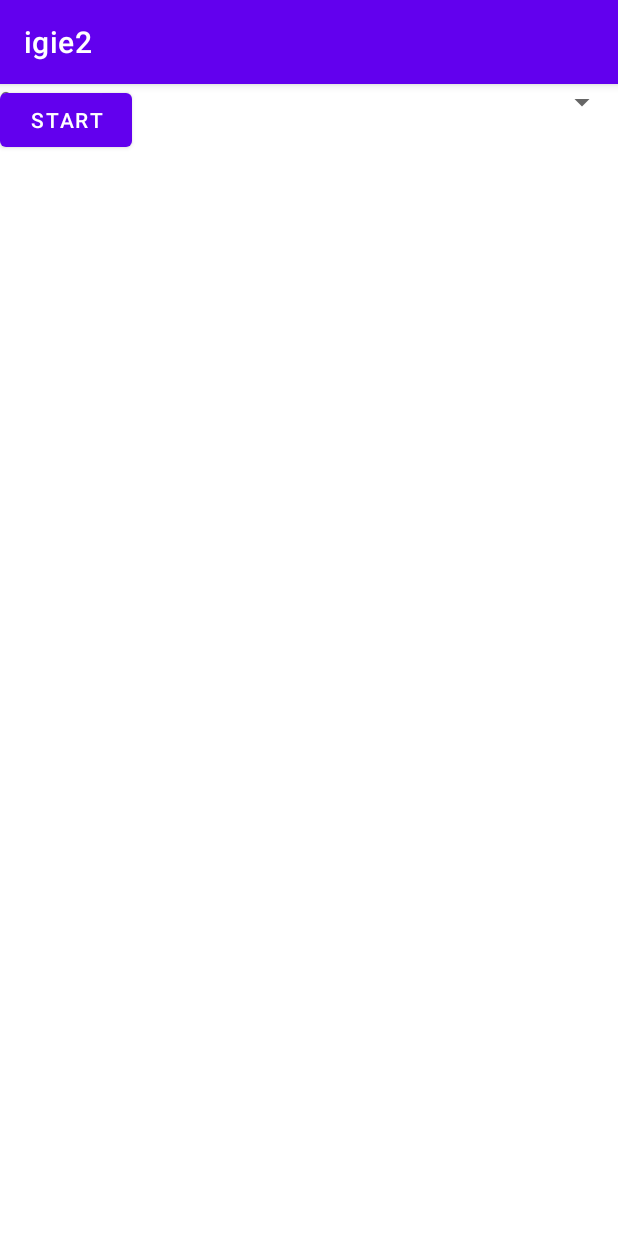
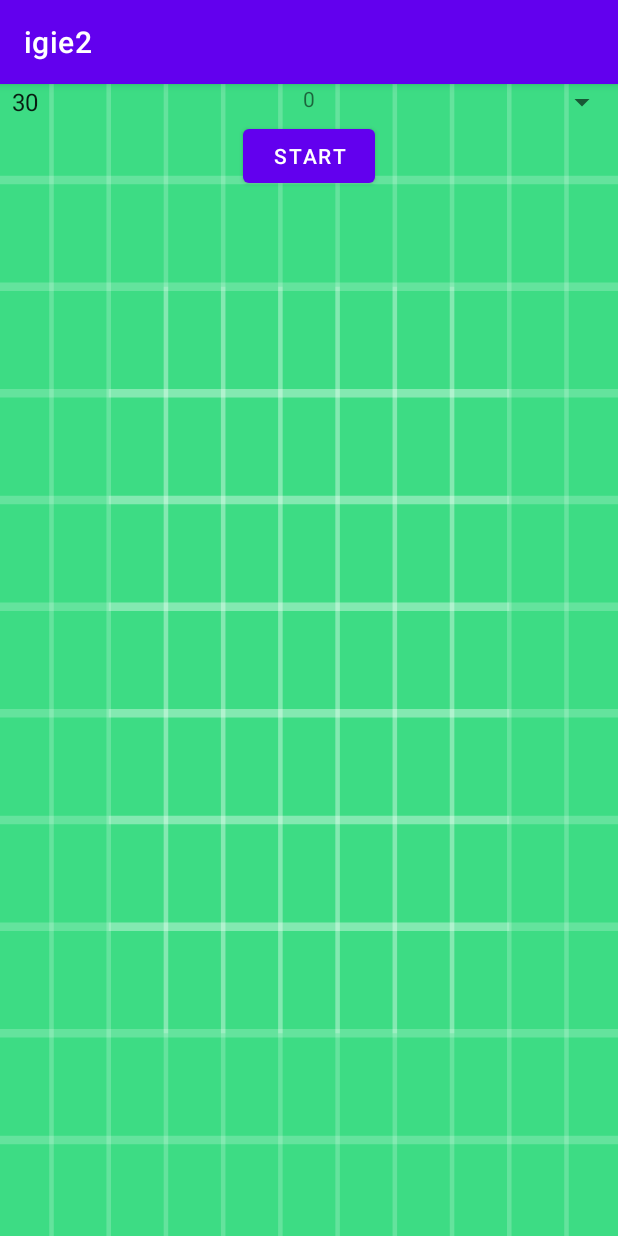
Before and after one commit to fatihstudent41/androidTest, an Android app: the screen it shows after launch (MainActivity), on a phone screen of 412 x 824 dp. Run offline under Robolectric (Android 15) with nearby library versions, the phone set to English and light mode, and no system bars.

Commit message:
after background

```diff
--- a/app/src/main/java/com/example/igie2/MainActivity.kt
+++ b/app/src/main/java/com/example/igie2/MainActivity.kt
@@ -33,10 +33,11 @@ class MainActivity : AppCompatActivity() {
         while (count >= 0) {
             timerLabel.text = count.toString()
             if (count == 0) {
-                val mediaPlayer = MediaPlayer.create(this, R.raw.sound_file)
+                val mediaPlayer = MediaPlayer.create(this, R.raw.warning_sound)
                 mediaPlayer.start()
             }
             count--
+            print(count)
             Thread.sleep(1000)
         }
     }
--- a/app/src/main/res/layout/activity_main.xml
+++ b/app/src/main/res/layout/activity_main.xml
@@ -1,33 +1,49 @@
 <?xml version="1.0" encoding="utf-8"?>
-<androidx.constraintlayout.widget.ConstraintLayout xmlns:android="http://schemas.android.com/apk/res/android"
+<androidx.constraintlayout.widget.ConstraintLayout
+    xmlns:android="http://schemas.android.com/apk/res/android"
     xmlns:app="http://schemas.android.com/apk/res-auto"
     xmlns:tools="http://schemas.android.com/tools"
     android:layout_width="match_parent"
     android:layout_height="match_parent"
+    android:background="@drawable/ic_launcher_background"
     tools:context=".MainActivity">
 
     <Spinner
         android:id="@+id/spinner"
-        android:layout_width="match_parent"
+        android:layout_width="0dp"
         android:layout_height="wrap_content"
         android:entries="@array/timer_values"
-        tools:layout_editor_absoluteX="0dp"
-        tools:layout_editor_absoluteY="5dp" />
+        app:layout_constraintStart_toStartOf="parent"
+        app:layout_constraintEnd_toEndOf="parent"
+        app:layout_constraintTop_toTopOf="parent"
+        app:layout_constraintBottom_toTopOf="@+id/start_button"
+        app:layout_constraintVertical_chainStyle="packed"
+        app:layout_constraintHorizontal_bias="0.5"
+        />
 
     <Button
         android:id="@+id/start_button"
         android:layout_width="wrap_content"
         android:layout_height="wrap_content"
         android:text="Start"
-        tools:layout_editor_absoluteX="0dp"
-        tools:layout_editor_absoluteY="102dp" />
+        app:layout_constraintStart_toStartOf="parent"
+        app:layout_constraintEnd_toEndOf="parent"
+        app:layout_constraintBottom_toTopOf="@+id/timer_label"
+        app:layout_constraintVertical_chainStyle="packed"
+        app:layout_constraintHorizontal_bias="0.5"
+        />
 
     <TextView
         android:id="@+id/timer_label"
         android:layout_width="wrap_content"
         android:layout_height="wrap_content"
         android:text="0"
-        tools:layout_editor_absoluteX="157dp"
-        tools:layout_editor_absoluteY="45dp" />
+        app:layout_constraintStart_toStartOf="parent"
+        app:layout_constraintEnd_toEndOf="parent"
+        app:layout_constraintTop_toBottomOf="@+id/start_button"
+        app:layout_constraintBottom_toBottomOf="parent"
+        app:layout_constraintVertical_bias="0.5"
+        app:layout_constraintHorizontal_bias="0.5"
+        />
 
 </androidx.constraintlayout.widget.ConstraintLayout>
```
